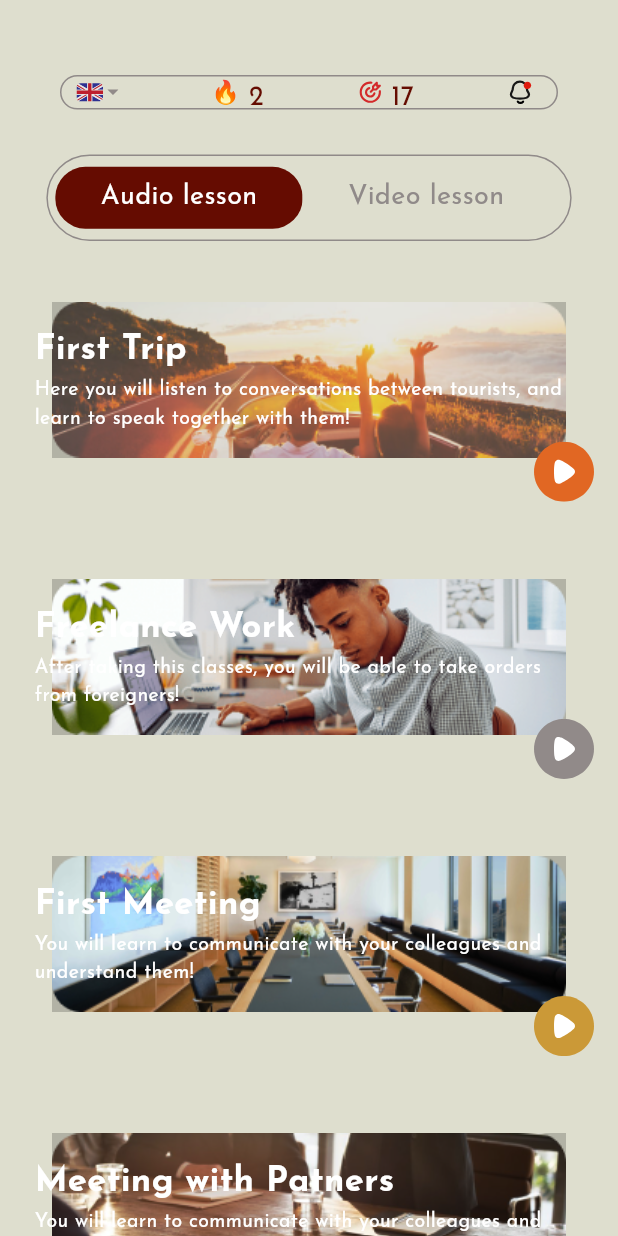
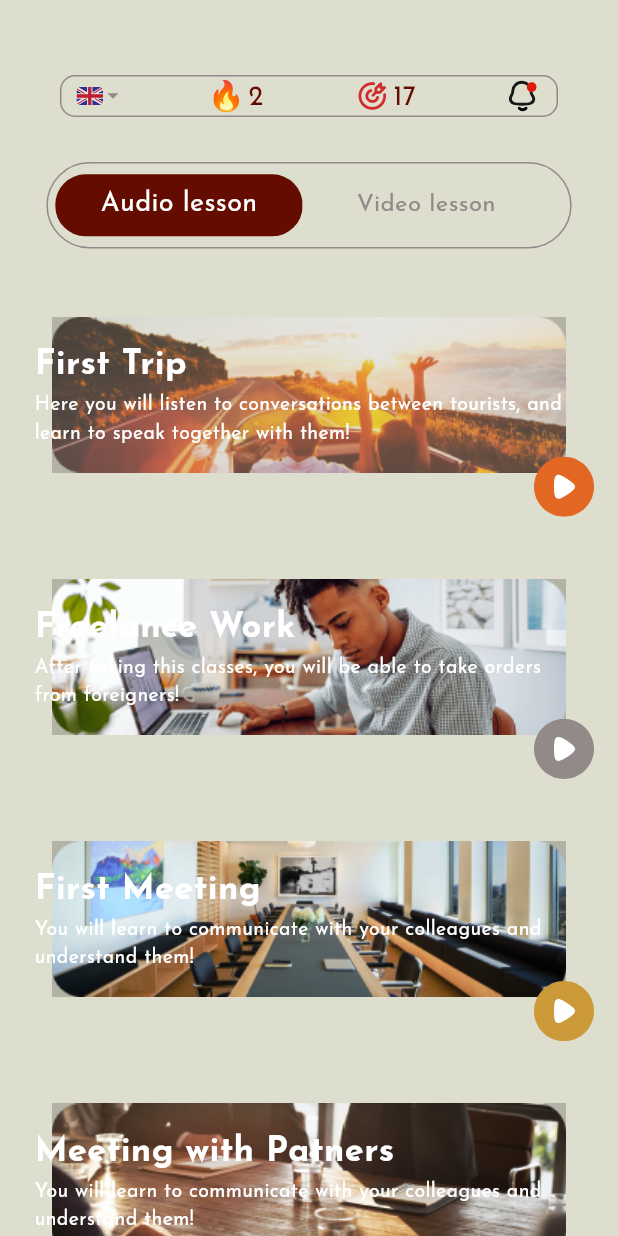
Before and after one commit to mustapha-amin/speak_sphere, a Flutter app: the LessonsScreen screen opened directly, on a phone screen of 412 x 824 dp. Run offline on Flutter 3.47's test engine with Material 3 defaults, Android fonts, the phone set to English and light mode, and no system bars; our stand-ins replace flutter_svg.

Commit message:
fixed lessons screen

```diff
--- a/lib/screens/lessons.dart
+++ b/lib/screens/lessons.dart
@@ -18,7 +18,10 @@ class _LessonsScreenState extends State<LessonsScreen> {
   @override
   Widget build(BuildContext context) {
     return Scaffold(
-      body: Column(
+      body: SingleChildScrollView(
+        physics: const BouncingScrollPhysics(),
+        child: Column(
+          mainAxisAlignment: MainAxisAlignment.start,
           crossAxisAlignment: CrossAxisAlignment.center,
           children: [
             const SizedBox(
@@ -29,10 +32,11 @@ class _LessonsScreenState extends State<LessonsScreen> {
               height: 30,
             ),
             const SegmentedBttn(),
-          Expanded(
-            child: ListView(
-              physics: const BouncingScrollPhysics(),
+            Column(
               children: [
+                const SizedBox(
+                  height: 10,
+                ),
                 ...lessonList.map(
                   (lesson) => LessonWidget(
                     lesson: lesson,
@@ -41,8 +45,8 @@ class _LessonsScreenState extends State<LessonsScreen> {
                 )
               ],
             ),
+          ],
         ),
-        ],
       ),
     );
   }
--- a/lib/widgets/home_header.dart
+++ b/lib/widgets/home_header.dart
@@ -13,12 +13,12 @@ class HomeHeader extends StatelessWidget {
   @override
   Widget build(BuildContext context) {
     return Container(
-      height: 23,
+      height: 28,
       decoration: BoxDecoration(
         border: Border.all(
           color: const Color(0xFF908A89),
         ),
-        borderRadius: BorderRadius.circular(20),
+        borderRadius: BorderRadius.circular(10),
       ),
       child: Row(
         mainAxisAlignment: MainAxisAlignment.spaceBetween,
@@ -35,7 +35,7 @@ class HomeHeader extends StatelessWidget {
               children: [
                 SvgPicture.asset(
                   generateImgPath('fire'),
-                  width: 30,
+                  width: 28,
                 ),
                 Text(
                   "2",
@@ -58,7 +58,7 @@ class HomeHeader extends StatelessWidget {
           ),
           SvgPicture.asset(
             generateImgPath('notification'),
-            width: 28,
+            width: 25,
           ),
         ],
       ).padX(10).padY(2),
--- a/lib/widgets/learning_widget.dart
+++ b/lib/widgets/learning_widget.dart
@@ -19,7 +19,7 @@ class LearningWidget extends StatelessWidget {
           color: Color(AppColors.brownColor),
           width: 0.5,
         ),
-        borderRadius: BorderRadius.circular(10),
+        borderRadius: BorderRadius.circular(18),
       ),
       child: Column(
         crossAxisAlignment: CrossAxisAlignment.start,
--- a/lib/widgets/lesson_widget.dart
+++ b/lib/widgets/lesson_widget.dart
@@ -53,6 +53,6 @@ class LessonWidget extends StatelessWidget {
           ),
         ),
       ],
-    ).padX(13).padY(10);
+    ).padX(13).padY(5);
   }
 }
--- a/lib/widgets/segmented_btn.dart
+++ b/lib/widgets/segmented_btn.dart
@@ -66,7 +66,7 @@ class _SegmentedBttnState extends State<SegmentedBttn> {
               child: Text(
                 "Video lesson",
                 style: kTextStyle(
-                  18,
+                  16,
                   color:
                       audioIsSelected ? const Color(0xFF908A89) : Colors.white,
                 ),
```
Lines whose indentation alone changed are shown as unchanged.
